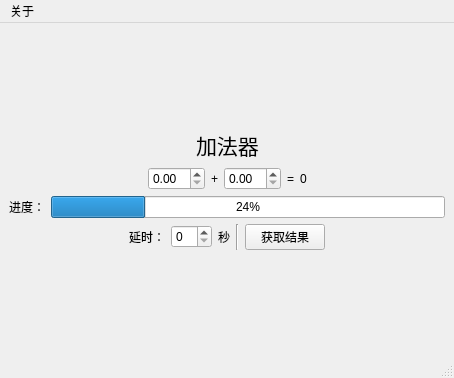
The window that demo.ui (laorange/DemoPyside6) describes before a commit, drawn with Qt 5.
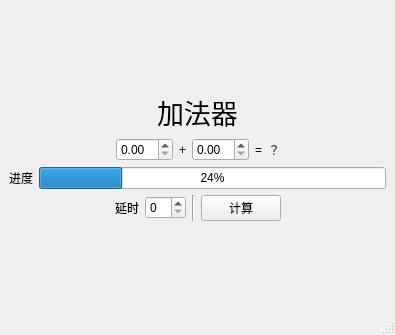
The same window after the commit.

Diff of the .ui file:
```diff
--- a/demo.ui
+++ b/demo.ui
@@ -6,8 +6,8 @@
    <rect>
     <x>0</x>
     <y>0</y>
-    <width>454</width>
-    <height>378</height>
+    <width>395</width>
+    <height>335</height>
    </rect>
   </property>
   <property name="windowTitle">
@@ -23,15 +23,15 @@
       <property name="sizeHint" stdset="0">
        <size>
         <width>20</width>
-        <height>54</height>
+        <height>118</height>
        </size>
       </property>
      </spacer>
     </item>
     <item>
-     <layout class="QHBoxLayout" name="horizontalLayout_3">
+     <layout class="QHBoxLayout" name="horizontalLayout">
       <item>
-       <spacer name="horizontalSpacer_2">
+       <spacer name="horizontalSpacer">
         <property name="orientation">
          <enum>Qt::Horizontal</enum>
         </property>
@@ -44,10 +44,10 @@
        </spacer>
       </item>
       <item>
-       <widget class="QLabel" name="label_2">
+       <widget class="QLabel" name="label">
         <property name="font">
          <font>
-          <pointsize>16</pointsize>
+          <pointsize>20</pointsize>
          </font>
         </property>
         <property name="text">
@@ -56,6 +56,23 @@
        </widget>
       </item>
       <item>
+       <spacer name="horizontalSpacer_2">
+        <property name="orientation">
+         <enum>Qt::Horizontal</enum>
+        </property>
+        <property name="sizeHint" stdset="0">
+         <size>
+          <width>40</width>
+          <height>20</height>
+         </size>
+        </property>
+       </spacer>
+      </item>
+     </layout>
+    </item>
+    <item>
+     <layout class="QHBoxLayout" name="horizontalLayout_2">
+      <item>
        <spacer name="horizontalSpacer_3">
         <property name="orientation">
          <enum>Qt::Horizontal</enum>
@@ -68,28 +85,11 @@
         </property>
        </spacer>
       </item>
-     </layout>
-    </item>
-    <item>
-     <layout class="QHBoxLayout" name="horizontalLayout">
-      <item>
-       <spacer name="horizontalSpacer_4">
-        <property name="orientation">
-         <enum>Qt::Horizontal</enum>
-        </property>
-        <property name="sizeHint" stdset="0">
-         <size>
-          <width>40</width>
-          <height>20</height>
-         </size>
-        </property>
-       </spacer>
-      </item>
       <item>
        <widget class="QDoubleSpinBox" name="inputA"/>
       </item>
       <item>
-       <widget class="QLabel" name="label_7">
+       <widget class="QLabel" name="label_2">
         <property name="text">
          <string>+</string>
         </property>
@@ -99,7 +99,7 @@
        <widget class="QDoubleSpinBox" name="inputB"/>
       </item>
       <item>
-       <widget class="QLabel" name="label_4">
+       <widget class="QLabel" name="label_3">
         <property name="text">
          <string>=</string>
         </property>
@@ -108,12 +108,12 @@
       <item>
        <widget class="QLabel" name="result">
         <property name="text">
-         <string>0</string>
+         <string>？</string>
         </property>
        </widget>
       </item>
       <item>
-       <spacer name="horizontalSpacer_5">
+       <spacer name="horizontalSpacer_4">
         <property name="orientation">
          <enum>Qt::Horizontal</enum>
         </property>
@@ -128,11 +128,11 @@
      </layout>
     </item>
     <item>
-     <layout class="QHBoxLayout" name="horizontalLayout_4">
+     <layout class="QHBoxLayout" name="horizontalLayout_3">
       <item>
-       <widget class="QLabel" name="label_6">
+       <widget class="QLabel" name="label_5">
         <property name="text">
-         <string>进度：</string>
+         <string>进度</string>
         </property>
        </widget>
       </item>
@@ -146,9 +146,9 @@
      </layout>
     </item>
     <item>
-     <layout class="QHBoxLayout" name="horizontalLayout_2">
+     <layout class="QHBoxLayout" name="horizontalLayout_4">
       <item>
-       <spacer name="horizontalSpacer">
+       <spacer name="horizontalSpacer_5">
         <property name="orientation">
          <enum>Qt::Horizontal</enum>
         </property>
@@ -161,22 +161,15 @@
        </spacer>
       </item>
       <item>
-       <widget class="QLabel" name="label_3">
+       <widget class="QLabel" name="label_6">
         <property name="text">
-         <string>延时：</string>
+         <string>延时</string>
         </property>
        </widget>
       </item>
       <item>
        <widget class="QSpinBox" name="timeCost"/>
       </item>
-      <item>
-       <widget class="QLabel" name="label_5">
-        <property name="text">
-         <string>秒</string>
-        </property>
-       </widget>
-      </item>
       <item>
        <widget class="Line" name="line">
         <property name="orientation">
@@ -187,7 +180,7 @@
       <item>
        <widget class="QPushButton" name="pushButton">
         <property name="text">
-         <string>获取结果</string>
+         <string>计算</string>
         </property>
        </widget>
       </item>
@@ -214,7 +207,7 @@
       <property name="sizeHint" stdset="0">
        <size>
         <width>20</width>
-        <height>54</height>
+        <height>117</height>
        </size>
       </property>
      </spacer>
@@ -226,17 +219,10 @@
     <rect>
      <x>0</x>
      <y>0</y>
-     <width>454</width>
+     <width>395</width>
      <height>22</height>
     </rect>
    </property>
-   <widget class="QMenu" name="menu">
-    <property name="title">
-     <string>关于</string>
-    </property>
-    <addaction name="action"/>
-   </widget>
-   <addaction name="menu"/>
   </widget>
   <widget class="QStatusBar" name="statusbar"/>
   <action name="action">
```
Left out of the diff: 11 changed lines with no effect on the pictures.
